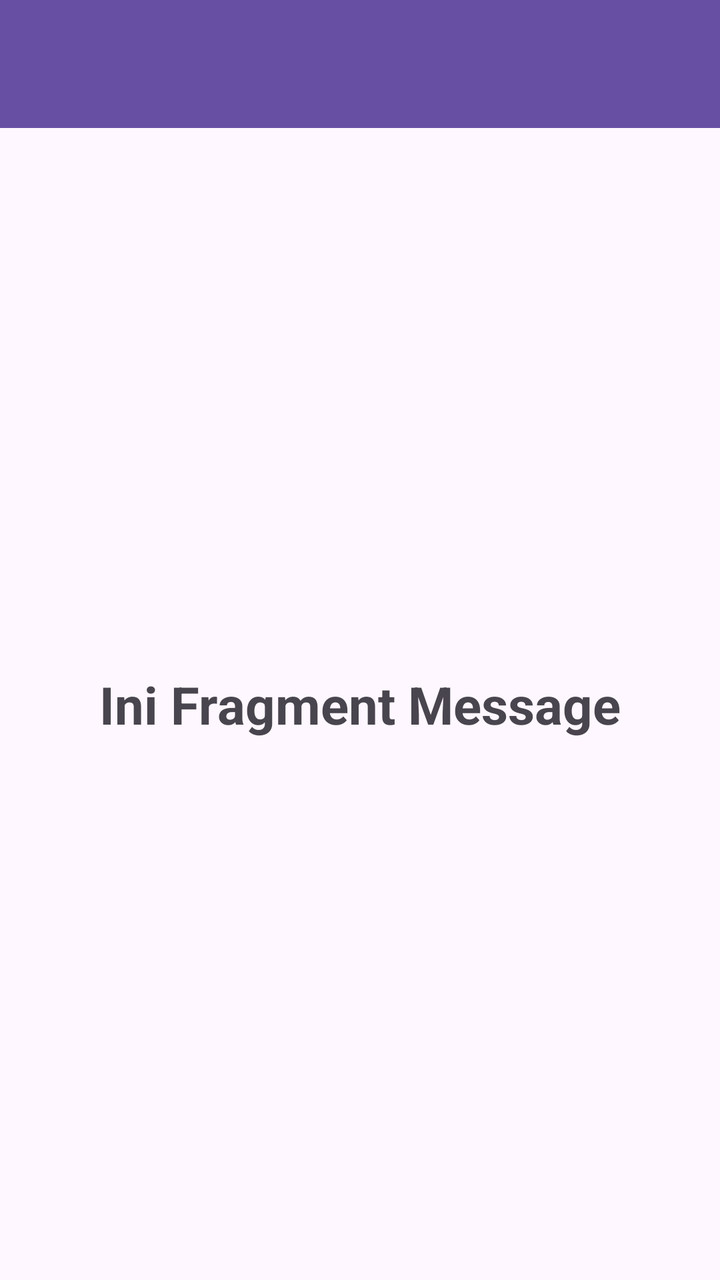
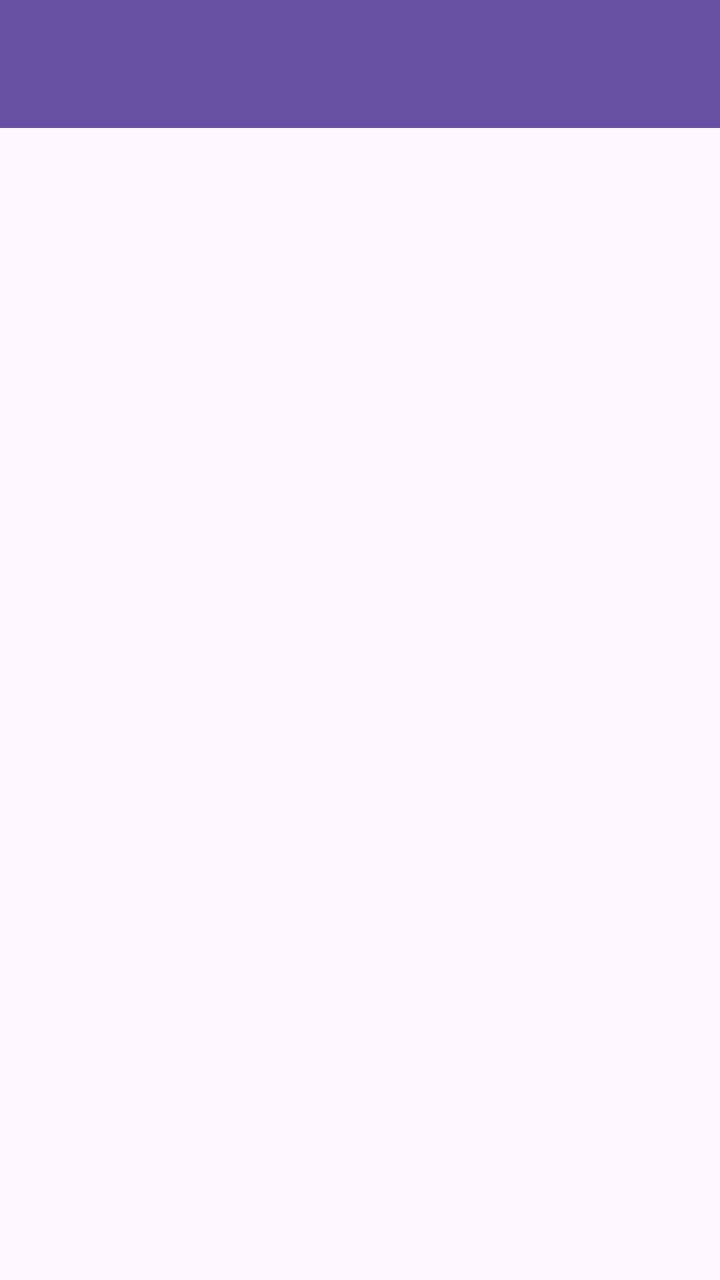

An Android layout rendered at two revisions. The XML below is the earlier revision; the diff shows what the commit changed to produce the second picture.
<!-- AndroidManifest.xml: application theme Theme.Bumi_Sultan -->
<!-- res/layout/fragment_message.xml -->
<?xml version="1.0" encoding="utf-8"?>
<androidx.constraintlayout.widget.ConstraintLayout xmlns:android="http://schemas.android.com/apk/res/android"
    xmlns:app="http://schemas.android.com/apk/res-auto"
    xmlns:tools="http://schemas.android.com/tools"
    android:layout_width="match_parent"
    android:layout_height="match_parent"
    tools:context=".message.MessageFragment">

    <androidx.appcompat.widget.Toolbar
        android:id="@+id/toolbar"
        android:layout_width="match_parent"
        android:layout_height="?attr/actionBarSize"
        android:background="?attr/colorPrimary"
        app:layout_constraintEnd_toEndOf="parent"
        app:layout_constraintStart_toStartOf="parent"
        app:layout_constraintTop_toTopOf="parent"
        app:layout_scrollFlags="scroll|enterAlways"
        app:titleTextColor="@android:color/white" />

    <TextView
        android:id="@+id/tvMessage"
        android:layout_width="wrap_content"
        android:layout_height="wrap_content"
        android:text="Ini Fragment Message"
        android:textSize="26sp"
        android:textStyle="bold"
        app:layout_constraintBottom_toBottomOf="parent"
        app:layout_constraintEnd_toEndOf="parent"
        app:layout_constraintStart_toStartOf="parent"
        app:layout_constraintTop_toBottomOf="@id/toolbar" />

</androidx.constraintlayout.widget.ConstraintLayout>
<!-- resources referenced by this layout -->
<resources>
  <style name="Theme.Bumi_Sultan" parent="Base.Theme.Bumi_Sultan" />
  <style name="Base.Theme.Bumi_Sultan" parent="Theme.Material3.DayNight.NoActionBar">
          
          
      </style>
</resources>

<!-- the commit's change to res/layout/fragment_message.xml (unified diff, before → after) -->
@@ -1,32 +1,32 @@
 <?xml version="1.0" encoding="utf-8"?>
-<androidx.constraintlayout.widget.ConstraintLayout xmlns:android="http://schemas.android.com/apk/res/android"
+<androidx.coordinatorlayout.widget.CoordinatorLayout
+    xmlns:android="http://schemas.android.com/apk/res/android"
     xmlns:app="http://schemas.android.com/apk/res-auto"
     xmlns:tools="http://schemas.android.com/tools"
     android:layout_width="match_parent"
     android:layout_height="match_parent"
     tools:context=".message.MessageFragment">
+    <com.google.android.material.appbar.AppBarLayout
+        android:id="@+id/appBarLayout"
+        android:layout_width="match_parent"
+        android:layout_height="wrap_content"
+        android:theme="@style/ThemeOverlay.AppCompat.Dark.ActionBar">
 
-    <androidx.appcompat.widget.Toolbar
-        android:id="@+id/toolbar"
+        <androidx.appcompat.widget.Toolbar
+            android:id="@+id/toolbar"
+            android:layout_width="match_parent"
+            android:layout_height="?attr/actionBarSize"
+            android:background="?attr/colorPrimary"
+            app:layout_scrollFlags="scroll|enterAlways"
+            app:titleTextColor="@android:color/white" />
+
+    </com.google.android.material.appbar.AppBarLayout>
+
+    <ListView
+        android:id="@+id/listMessageItems"
         android:layout_width="match_parent"
-        android:layout_height="?attr/actionBarSize"
-        android:background="?attr/colorPrimary"
-        app:layout_constraintEnd_toEndOf="parent"
-        app:layout_constraintStart_toStartOf="parent"
-        app:layout_constraintTop_toTopOf="parent"
-        app:layout_scrollFlags="scroll|enterAlways"
-        app:titleTextColor="@android:color/white" />
+        android:layout_height="match_parent"
+        app:layout_behavior="@string/appbar_scrolling_view_behavior" />
 
-    <TextView
-        android:id="@+id/tvMessage"
-        android:layout_width="wrap_content"
-        android:layout_height="wrap_content"
-        android:text="Ini Fragment Message"
-        android:textSize="26sp"
-        android:textStyle="bold"
-        app:layout_constraintBottom_toBottomOf="parent"
-        app:layout_constraintEnd_toEndOf="parent"
-        app:layout_constraintStart_toStartOf="parent"
-        app:layout_constraintTop_toBottomOf="@id/toolbar" />
 
-</androidx.constraintlayout.widget.ConstraintLayout>
+</androidx.coordinatorlayout.widget.CoordinatorLayout >
